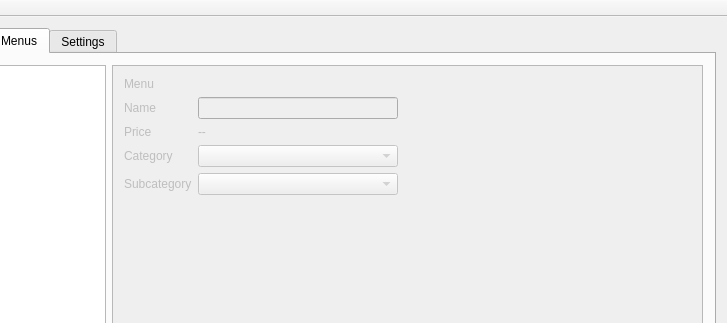
Qt form mainwindow.ui (Greezael/sukaldu) before a commit; both pictures show x 174 to 901 and y 0 to 323 of the 901 by 643 pixel window.
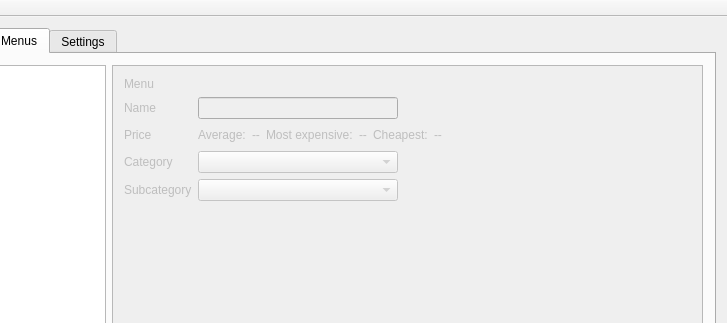
The same form after that commit. The open tabs and pages were chosen to show the change.

Commit message: Updated menu prices (max, min, avg)

```diff
--- a/mainwindow.ui
+++ b/mainwindow.ui
@@ -702,20 +702,90 @@
              </widget>
             </item>
             <item row="2" column="1">
-             <widget class="QLabel" name="menu_price">
-              <property name="text">
-               <string>--</string>
-              </property>
-             </widget>
+             <layout class="QHBoxLayout" name="horizontalLayout_2">
+              <item>
+               <widget class="QLabel" name="menu_price_avg_tag">
+                <property name="sizePolicy">
+                 <sizepolicy hsizetype="Maximum" vsizetype="Preferred">
+                  <horstretch>0</horstretch>
+                  <verstretch>0</verstretch>
+                 </sizepolicy>
+                </property>
+                <property name="text">
+                 <string>Average:</string>
+                </property>
+               </widget>
+              </item>
+              <item>
+               <widget class="QLabel" name="menu_price_avg">
+                <property name="text">
+                 <string>--</string>
+                </property>
+               </widget>
+              </item>
+              <item>
+               <widget class="QLabel" name="menu_price_max_tag">
+                <property name="sizePolicy">
+                 <sizepolicy hsizetype="Maximum" vsizetype="Preferred">
+                  <horstretch>0</horstretch>
+                  <verstretch>0</verstretch>
+                 </sizepolicy>
+                </property>
+                <property name="text">
+                 <string>Most expensive:</string>
+                </property>
+               </widget>
+              </item>
+              <item>
+               <widget class="QLabel" name="menu_price_max">
+                <property name="text">
+                 <string>--</string>
+                </property>
+               </widget>
+              </item>
+              <item>
+               <widget class="QLabel" name="menu_price_min_tag">
+                <property name="sizePolicy">
+                 <sizepolicy hsizetype="Maximum" vsizetype="Preferred">
+                  <horstretch>0</horstretch>
+                  <verstretch>0</verstretch>
+                 </sizepolicy>
+                </property>
+                <property name="text">
+                 <string>Cheapest:</string>
+                </property>
+               </widget>
+              </item>
+              <item>
+               <widget class="QLabel" name="menu_price_min">
+                <property name="text">
+                 <string>--</string>
+                </property>
+               </widget>
+              </item>
+              <item>
+               <spacer name="horizontalSpacer_8">
+                <property name="orientation">
+                 <enum>Qt::Horizontal</enum>
+                </property>
+                <property name="sizeHint" stdset="0">
+                 <size>
+                  <width>40</width>
+                  <height>20</height>
+                 </size>
+                </property>
+               </spacer>
+              </item>
+             </layout>
             </item>
-            <item row="3" column="0">
+            <item row="4" column="0">
              <widget class="QLabel" name="menu_cat_tag">
               <property name="text">
                <string>Category</string>
               </property>
              </widget>
             </item>
-            <item row="3" column="1">
+            <item row="4" column="1">
              <widget class="QComboBox" name="menu_cat">
               <property name="sizePolicy">
                <sizepolicy hsizetype="Maximum" vsizetype="Fixed">
@@ -731,14 +801,14 @@
               </property>
              </widget>
             </item>
-            <item row="4" column="0">
+            <item row="5" column="0">
              <widget class="QLabel" name="menu_subcat_tag">
               <property name="text">
                <string>Subcategory</string>
               </property>
              </widget>
             </item>
-            <item row="4" column="1">
+            <item row="5" column="1">
              <widget class="QComboBox" name="menu_subcat">
               <property name="sizePolicy">
                <sizepolicy hsizetype="Maximum" vsizetype="Fixed">
```
Left out of the diff: 16 changed lines with no effect on the pictures. The commit also changes 6 other files.
